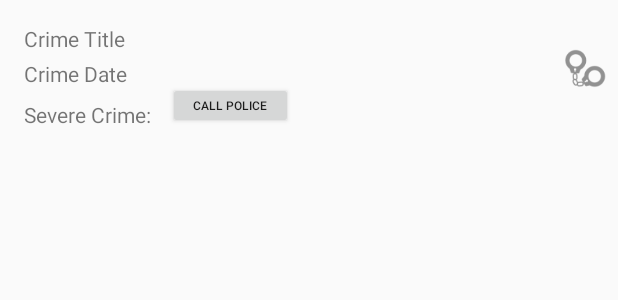
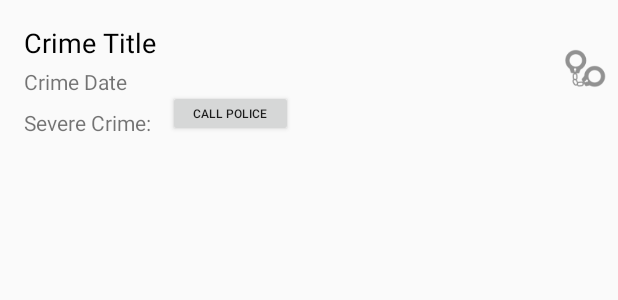
Before and after one commit to annasedlar/Android-CriminalIntent, an Android app: the layout list_item_crime_police.xml on its own in the app's theme, with its tools: preview values and no code run, on a phone screen of 412 x 824 dp. Shown: the top 300 px of the screen. Run offline under Robolectric (Android 15) with nearby library versions, the phone set to English and light mode, and no system bars.

Commit message:
format date

```diff
--- a/app/src/main/java/com/bignerdranch/android/criminalintent/CrimeListFragment.java
+++ b/app/src/main/java/com/bignerdranch/android/criminalintent/CrimeListFragment.java
@@ -11,7 +11,7 @@ import android.view.ViewGroup;
 import android.widget.ImageView;
 import android.widget.TextView;
 import android.widget.Toast;
-
+import java.text.DateFormat;
 import java.util.List;
 
 public class CrimeListFragment extends Fragment {
@@ -72,8 +72,8 @@ public class CrimeListFragment extends Fragment {
 
         public void bind(Crime crime) {
             mCrime = crime;
+            mDateTextView.setText(DateFormat.getDateInstance(DateFormat.FULL).format(mCrime.getDate()));
             mTitleTextView.setText(mCrime.getTitle());
-            mDateTextView.setText(mCrime.getDate().toString());
             mSolvedImageView.setVisibility(crime.isSolved() ? View.VISIBLE : View.GONE);
         }
     }
--- a/app/src/main/res/layout/list_item_crime.xml
+++ b/app/src/main/res/layout/list_item_crime.xml
@@ -16,6 +16,8 @@
         android:layout_marginStart="16dp"
         android:layout_marginTop="16dp"
         android:text="Crime Title"
+        android:textColor="@android:color/black"
+        android:textSize="18sp"
         app:layout_constraintEnd_toStartOf="@+id/crime_solved_2"
         app:layout_constraintHorizontal_bias="0.0"
         app:layout_constraintStart_toStartOf="parent"
--- a/app/src/main/res/layout/list_item_crime_police.xml
+++ b/app/src/main/res/layout/list_item_crime_police.xml
@@ -16,6 +16,8 @@
         android:layout_marginStart="16dp"
         android:layout_marginTop="16dp"
         android:text="Crime Title"
+        android:textColor="@android:color/black"
+        android:textSize="18sp"
         app:layout_constraintEnd_toStartOf="@+id/crime_solved_1"
         app:layout_constraintHorizontal_bias="0.0"
         app:layout_constraintStart_toStartOf="parent"
```
